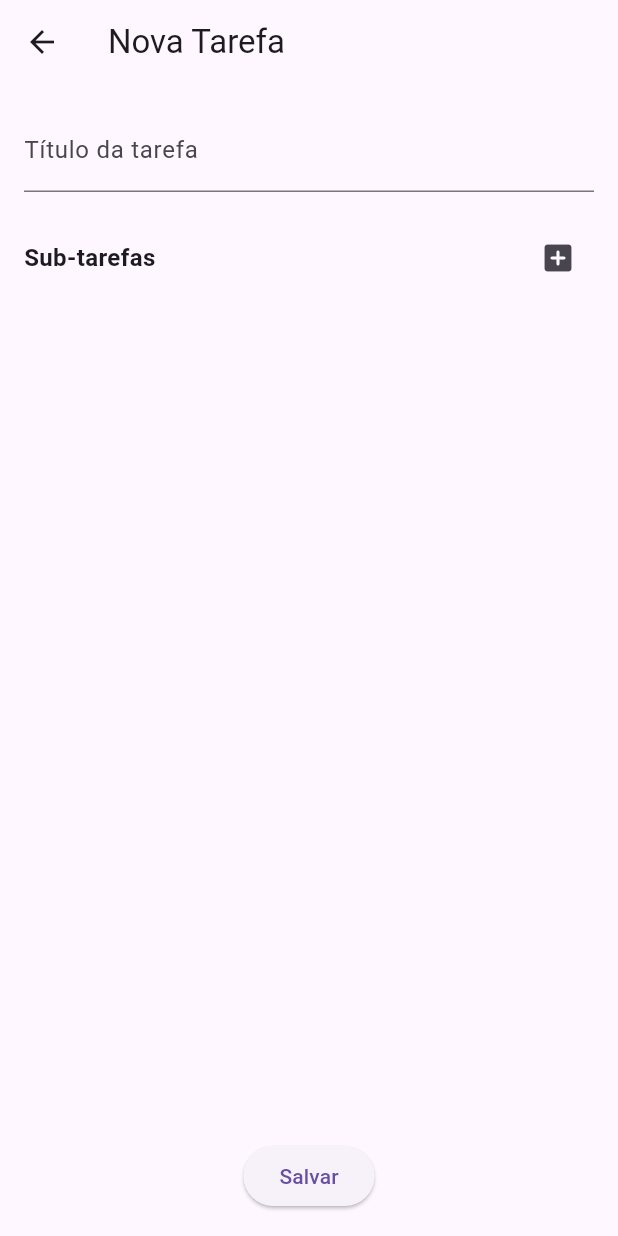
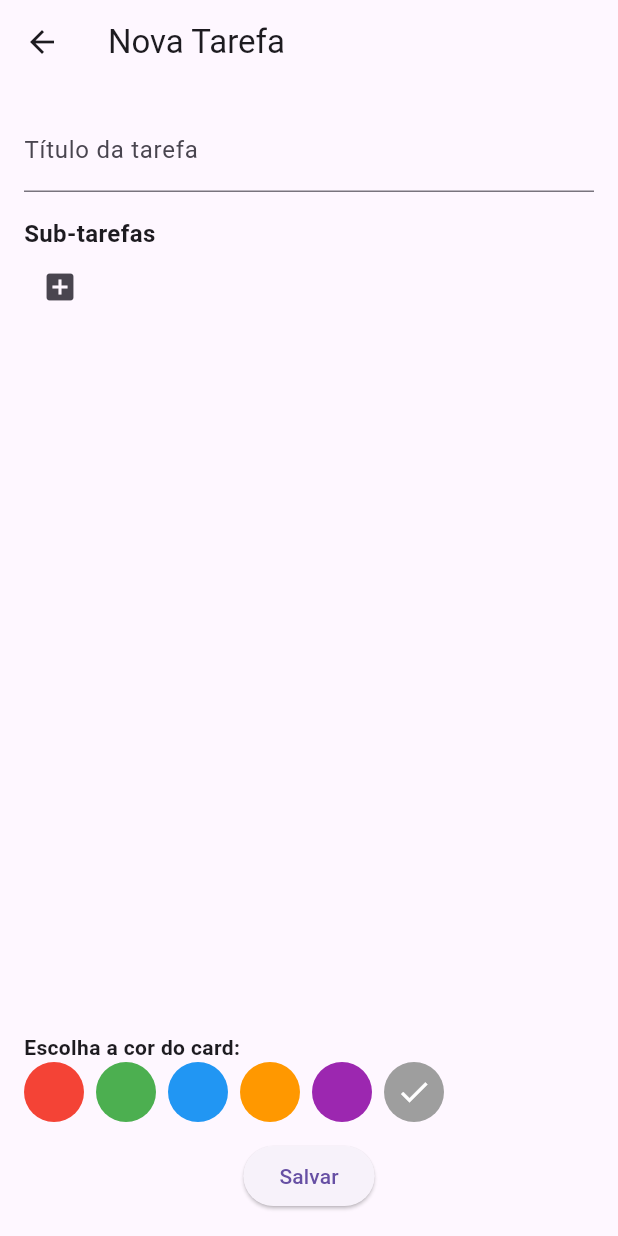
Before and after one commit to lpcamphora/Plan7, a Flutter app: the screen it shows after launch, after a tap on the "add" icon, on a phone screen of 412 x 824 dp. Run offline on Flutter 3.47's test engine with Material 3 defaults, Android fonts, the phone set to English and light mode, and no system bars; our stand-ins replace hive, hive_flutter; accounts and stored records are empty.

Commit message:
feat: adiciona seleção de cor nos cards e corrige exibição da semana

```diff
--- a/lib/main.dart
+++ b/lib/main.dart
@@ -68,7 +68,7 @@ class _HomePageState extends State<HomePage> {
     final fim = getFimDaSemana(hoje);
     final inicioFormatado = DateFormat("EEEE, d", "pt_BR").format(inicio);
     final fimFormatado = DateFormat("EEEE, d", "pt_BR").format(fim);
-    return '$inicioFormatado à $fimFormatado';
+    return '\$inicioFormatado à \$fimFormatado';
   }
 
   void mostrarDialogo(Tarefa tarefa, int index) {
@@ -87,6 +87,7 @@ class _HomePageState extends State<HomePage> {
                 concluida: tarefa.concluida,
                 dataConclusao: DateTime.now(),
                 subTarefas: tarefa.subTarefas,
+                cor: tarefa.cor,
               );
               historicoBox.add(novaTarefa);
               tarefasBox.deleteAt(index);
@@ -151,33 +152,13 @@ class _HomePageState extends State<HomePage> {
       appBar: AppBar(
         title: const Text('Plan7'),
       ),
-      drawer: Drawer(
-        child: ListView(
-          children: [
-            const DrawerHeader(
-              decoration: BoxDecoration(color: Colors.blue),
-              child: Text('Menu', style: TextStyle(color: Colors.white, fontSize: 24)),
-            ),
-            ListTile(
-              leading: const Icon(Icons.history),
-              title: const Text('Histórico de Tarefas'),
-              onTap: () {
-                Navigator.push(
-                  context,
-                  MaterialPageRoute(builder: (context) => const HistoricoPage()),
-                );
-              },
-            ),
-          ],
-        ),
-      ),
       body: Padding(
         padding: const EdgeInsets.all(16),
         child: Column(
           crossAxisAlignment: CrossAxisAlignment.start,
           children: [
             const Text('Cronograma Semanal', style: TextStyle(fontSize: 22, fontWeight: FontWeight.bold)),
-            Text('Semana $semana', style: const TextStyle(fontSize: 20, fontWeight: FontWeight.w500)),
+            Text('Semana \$semana', style: const TextStyle(fontSize: 20, fontWeight: FontWeight.w500)),
             Text(intervalo, style: const TextStyle(fontSize: 14)),
             const SizedBox(height: 16),
             Expanded(
@@ -201,7 +182,7 @@ class _HomePageState extends State<HomePage> {
                           child: Container(
                             padding: const EdgeInsets.all(16),
                             decoration: BoxDecoration(
-                              color: Colors.grey[100],
+                              color: Color(tarefa.cor),
                               borderRadius: BorderRadius.circular(16),
                             ),
                             child: Column(
@@ -209,10 +190,7 @@ class _HomePageState extends State<HomePage> {
                               children: [
                                 Text(
                                   tarefa.titulo,
-                                  style: const TextStyle(
-                                    fontSize: 20,
-                                    fontWeight: FontWeight.bold,
-                                  ),
+                                  style: const TextStyle(fontSize: 20, fontWeight: FontWeight.bold),
                                 ),
                                 const SizedBox(height: 12),
                                 Expanded(
@@ -263,6 +241,8 @@ class _HomePageState extends State<HomePage> {
   }
 }
 
+
+
 class NovaTarefaPage extends StatefulWidget {
   const NovaTarefaPage({super.key});
 
@@ -274,6 +254,15 @@ class _NovaTarefaPageState extends State<NovaTarefaPage> {
   final _formKey = GlobalKey<FormState>();
   final TextEditingController _tarefaController = TextEditingController();
   final List<Map<String, dynamic>> _subTarefas = [];
+  final List<Color> coresDisponiveis = [
+    Colors.red,
+    Colors.green,
+    Colors.blue,
+    Colors.orange,
+    Colors.purple,
+    Colors.grey,
+  ];
+  Color corSelecionada = Colors.grey;
 
   void _adicionarSubTarefa() async {
     final controller = TextEditingController();
@@ -315,24 +304,11 @@ class _NovaTarefaPageState extends State<NovaTarefaPage> {
               TextFormField(
                 controller: _tarefaController,
                 decoration: const InputDecoration(labelText: 'Título da tarefa'),
-                validator: (value) {
-                  if (value == null || value.isEmpty) {
-                    return 'Digite a tarefa';
-                  }
-                  return null;
-                },
+                validator: (value) => value == null || value.isEmpty ? 'Digite a tarefa' : null,
               ),
-              const SizedBox(height: 20),
-              Row(
-                mainAxisAlignment: MainAxisAlignment.spaceBetween,
-                children: [
-                  const Text('Sub-tarefas', style: TextStyle(fontSize: 16, fontWeight: FontWeight.bold)),
-                  IconButton(
-                    onPressed: _adicionarSubTarefa,
-                    icon: const Icon(Icons.add_box_rounded),
-                  ),
-                ],
-              ),
+              const SizedBox(height: 16),
+              const Text('Sub-tarefas', style: TextStyle(fontSize: 16, fontWeight: FontWeight.bold)),
+              IconButton(onPressed: _adicionarSubTarefa, icon: const Icon(Icons.add_box)),
               Expanded(
                 child: ListView.builder(
                   itemCount: _subTarefas.length,
@@ -351,7 +327,25 @@ class _NovaTarefaPageState extends State<NovaTarefaPage> {
                   },
                 ),
               ),
-              const SizedBox(height: 20),
+              const SizedBox(height: 12),
+              const Text('Escolha a cor do card:', style: TextStyle(fontWeight: FontWeight.bold)),
+              Wrap(
+                spacing: 8,
+                children: coresDisponiveis.map((cor) {
+                  return GestureDetector(
+                    onTap: () {
+                      setState(() {
+                        corSelecionada = cor;
+                      });
+                    },
+                    child: CircleAvatar(
+                      backgroundColor: cor,
+                      child: cor == corSelecionada ? const Icon(Icons.check, color: Colors.white) : null,
+                    ),
+                  );
+                }).toList(),
+              ),
+              const SizedBox(height: 12),
               Center(
                 child: ElevatedButton(
                   onPressed: () {
@@ -359,13 +353,14 @@ class _NovaTarefaPageState extends State<NovaTarefaPage> {
                       final tarefa = Tarefa(
                         titulo: _tarefaController.text,
                         subTarefas: _subTarefas,
+                        cor: corSelecionada.value,
                       );
                       Navigator.pop(context, tarefa);
                     }
                   },
                   child: const Text('Salvar'),
                 ),
-              )
+              ),
             ],
           ),
         ),
@@ -373,40 +368,3 @@ class _NovaTarefaPageState extends State<NovaTarefaPage> {
     );
   }
 }
-
-class HistoricoPage extends StatelessWidget {
-  const HistoricoPage({super.key});
-
-  @override
-  Widget build(BuildContext context) {
-    final historicoBox = Hive.box<Tarefa>('historico_tarefas');
-
-    return Scaffold(
-      appBar: AppBar(title: const Text('Histórico de Tarefas')),
-      body: ValueListenableBuilder(
-        valueListenable: historicoBox.listenable(),
-        builder: (context, Box<Tarefa> box, _) {
-          final historico = box.values.toList();
-          if (historico.isEmpty) {
-            return const Center(child: Text('Nenhuma tarefa no histórico.'));
-          }
-          return ListView.builder(
-            itemCount: historico.length,
-            itemBuilder: (context, index) {
-              final tarefa = historico[index];
-              final data = tarefa.dataConclusao != null
-                  ? DateFormat('dd/MM/yyyy').format(tarefa.dataConclusao!)
-                  : 'Data não registrada';
-              return ListTile(
-                title: Text(
-                  '${tarefa.titulo} — salvo em: $data',
-                  style: const TextStyle(decoration: TextDecoration.lineThrough),
-                ),
-              );
-            },
-          );
-        },
-      ),
-    );
-  }
-}
--- a/lib/tarefa.dart
+++ b/lib/tarefa.dart
@@ -1,3 +1,4 @@
+
 import 'package:hive/hive.dart';
 
 part 'tarefa.g.dart';
@@ -23,7 +24,10 @@ class Tarefa extends HiveObject {
   DateTime? dataConclusao;
 
   @HiveField(6)
-  List<Map<String, dynamic>> subTarefas; // ✅ Nova estrutura
+  List<Map<String, dynamic>> subTarefas;
+
+  @HiveField(7)
+  int cor;
 
   Tarefa({
     required this.titulo,
@@ -33,5 +37,6 @@ class Tarefa extends HiveObject {
     this.concluida = false,
     this.dataConclusao,
     this.subTarefas = const [],
+    this.cor = 0xFFE0E0E0,
   });
 }
```
